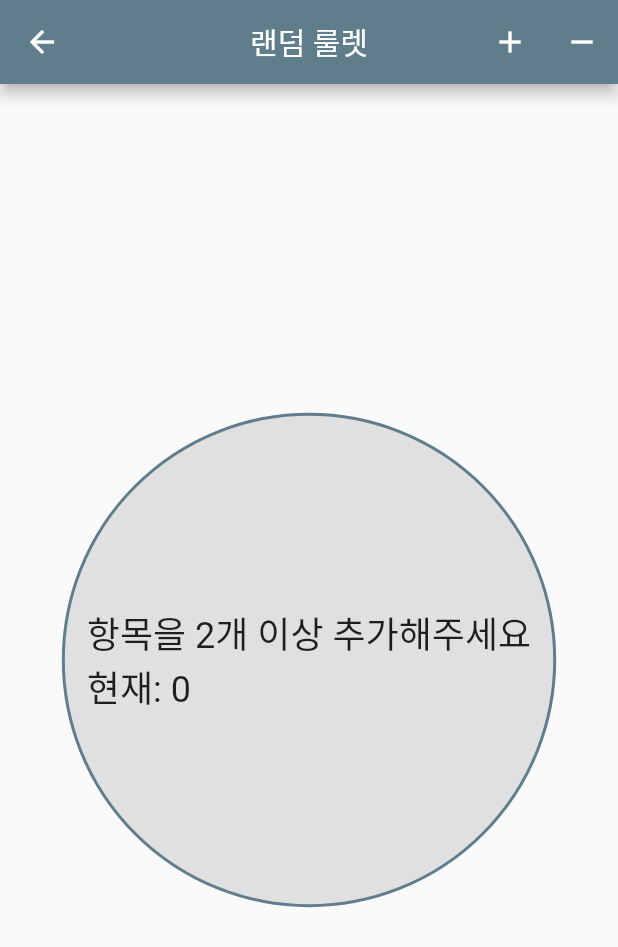
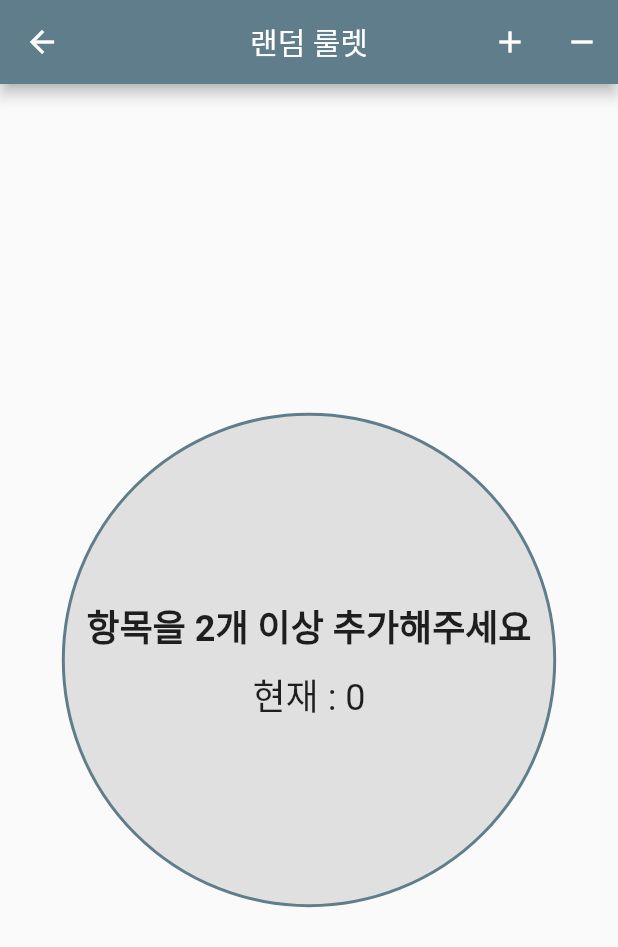
Before and after one commit to Yun-sooyong/party_people, a Flutter app: the Wheel screen opened directly, on a phone screen of 412 x 824 dp. Shown: the top 947 px of the screen. Run offline on Flutter 3.47's test engine with Material 2 defaults, Android fonts, the phone set to English and light mode, and no system bars; our stand-ins replace flutter_fortune_wheel, google_fonts; missing offline and left inert: animate_gradient, rainbow_color.

```diff
--- a/lib/screen/home.dart
+++ b/lib/screen/home.dart
@@ -1,10 +1,11 @@
 import 'package:flutter/material.dart';
 import 'package:google_fonts/google_fonts.dart';
+import 'package:party_people/screen/party_light.dart';
 
 import 'package:party_people/widget/text_box.dart';
 
 import 'package:party_people/screen/dice.dart';
-import 'package:party_people/screen/party_light.dart';
+import 'package:party_people/screen/bubble.dart';
 import 'package:party_people/screen/wheel.dart';
 
 class Home extends StatefulWidget {
--- a/lib/screen/wheel.dart
+++ b/lib/screen/wheel.dart
@@ -153,20 +153,24 @@ class _WheelState extends State<Wheel> {
                         color: Colors.grey.shade300,
                         border: Border.all(color: Colors.blueGrey, width: 2),
                         shape: BoxShape.circle),
-                  child: Center(
-                    child: Text.rich(
-                      TextSpan(
-                        text: '항목을 2개 이상 추가해주세요',
-                        style: const TextStyle(
-                          fontSize: 24,
+                    child: Column(
+                      mainAxisAlignment: MainAxisAlignment.center,
+                      crossAxisAlignment: CrossAxisAlignment.center,
+                      children: [
+                        const Text(
+                          '항목을 2개 이상 추가해주세요',
+                          style: TextStyle(
+                              fontSize: 24, fontWeight: FontWeight.bold),
                         ),
-                        children: [
-                          TextSpan(text: '\n현재: ${items.length}'),
+                        const SizedBox(
+                          height: 10,
+                        ),
+                        Text(
+                          '현재 : ${items.length}',
+                          style: const TextStyle(fontSize: 24),
+                        ),
                       ],
-                      ),
-                    ),
-                  ),
-                ),
+                    )),
               )
             // 본체
             : Column(
@@ -244,7 +248,6 @@ class _WheelState extends State<Wheel> {
                               itemsValue = '';
                             });
                             _streamController.add(
-                              //Fortune.randomInt(0, items.length),
                               randomVar = Fortune.randomInt(0, items.length),
                             );
                           },
```
Also changed, not shown: lib/screen/bubble.dart (added, +216 -0 lines). Lines whose indentation alone changed are shown as unchanged.
